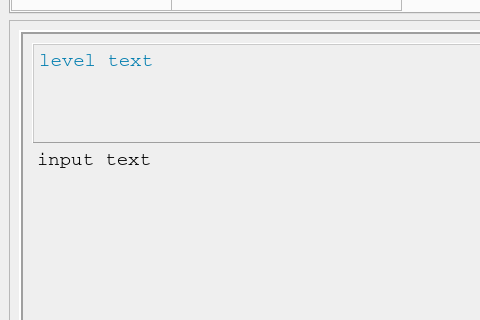
First picture: the form in ui/opentyper.ui, repository Open-Typer/Open-Typer, before the edit; both pictures show x 0 to 480 and y 125 to 445 of the 1538 by 625 pixel window.
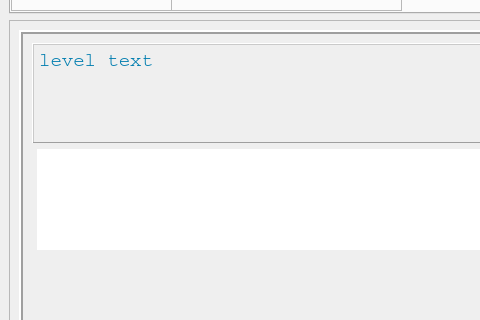
Second picture: the form after the edit. Icons and pictures are not drawn.

Commit message: ui: opentyper: Change input text class to QTextEdit

The edit to the form file:
```diff
--- a/ui/opentyper.ui
+++ b/ui/opentyper.ui
@@ -151,7 +151,7 @@
             <property name="frameShadow">
              <enum>QFrame::Plain</enum>
             </property>
-            <widget class="QLabel" name="inputLabel">
+            <widget class="QTextEdit" name="inputLabel">
              <property name="geometry">
               <rect>
                <x>5</x>
@@ -184,17 +184,24 @@
              <property name="styleSheet">
               <string notr="true"/>
              </property>
-             <property name="text">
-              <string>input text</string>
+             <property name="frameShape">
+              <enum>QFrame::NoFrame</enum>
              </property>
-             <property name="alignment">
-              <set>Qt::AlignLeading|Qt::AlignLeft|Qt::AlignTop</set>
+             <property name="frameShadow">
+              <enum>QFrame::Plain</enum>
+             </property>
+             <property name="html">
+              <string notr="true">&lt;!DOCTYPE HTML PUBLIC &quot;-//W3C//DTD HTML 4.0//EN&quot; &quot;http://www.w3.org/TR/REC-html40/strict.dtd&quot;&gt;
+&lt;html&gt;&lt;head&gt;&lt;meta name=&quot;qrichtext&quot; content=&quot;1&quot; /&gt;&lt;style type=&quot;text/css&quot;&gt;
+p, li { white-space: pre-wrap; }
+&lt;/style&gt;&lt;/head&gt;&lt;body style=&quot; font-family:'Courier'; font-size:14pt; font-weight:400; font-style:normal;&quot;&gt;
+&lt;p style=&quot;-qt-paragraph-type:empty; margin-top:0px; margin-bottom:0px; margin-left:0px; margin-right:0px; -qt-block-indent:0; text-indent:0px;&quot;&gt;&lt;br /&gt;&lt;/p&gt;&lt;/body&gt;&lt;/html&gt;</string>
              </property>
              <property name="textInteractionFlags">
               <set>Qt::NoTextInteraction</set>
              </property>
             </widget>
-            <widget class="QLabel" name="mistakeLabel">
+            <widget class="QTextEdit" name="mistakeLabel">
              <property name="geometry">
               <rect>
                <x>5</x>
@@ -229,15 +236,25 @@
              <property name="styleSheet">
               <string notr="true">color: rgb(215, 71, 15);</string>
              </property>
-             <property name="text">
+             <property name="frameShape">
+              <enum>QFrame::NoFrame</enum>
+             </property>
+             <property name="frameShadow">
+              <enum>QFrame::Plain</enum>
+             </property>
+             <property name="html">
+              <string notr="true">&lt;!DOCTYPE HTML PUBLIC &quot;-//W3C//DTD HTML 4.0//EN&quot; &quot;http://www.w3.org/TR/REC-html40/strict.dtd&quot;&gt;
+&lt;html&gt;&lt;head&gt;&lt;meta name=&quot;qrichtext&quot; content=&quot;1&quot; /&gt;&lt;style type=&quot;text/css&quot;&gt;
+p, li { white-space: pre-wrap; }
+&lt;/style&gt;&lt;/head&gt;&lt;body style=&quot; font-family:'Courier'; font-size:14pt; font-weight:400; font-style:normal;&quot;&gt;
+&lt;p style=&quot;-qt-paragraph-type:empty; margin-top:0px; margin-bottom:0px; margin-left:0px; margin-right:0px; -qt-block-indent:0; text-indent:0px;&quot;&gt;&lt;br /&gt;&lt;/p&gt;&lt;/body&gt;&lt;/html&gt;</string>
+             </property>
+             <property name="textInteractionFlags">
+              <set>Qt::NoTextInteraction</set>
+             </property>
+             <property name="text" stdset="0">
               <string/>
              </property>
-             <property name="alignment">
-              <set>Qt::AlignLeading|Qt::AlignLeft|Qt::AlignTop</set>
-             </property>
-             <property name="textInteractionFlags">
-              <set>Qt::NoTextInteraction</set>
-             </property>
             </widget>
             <zorder>mistakeLabel</zorder>
             <zorder>inputLabel</zorder>
```
Left out of the diff: 11 changed lines with no effect on the pictures.
